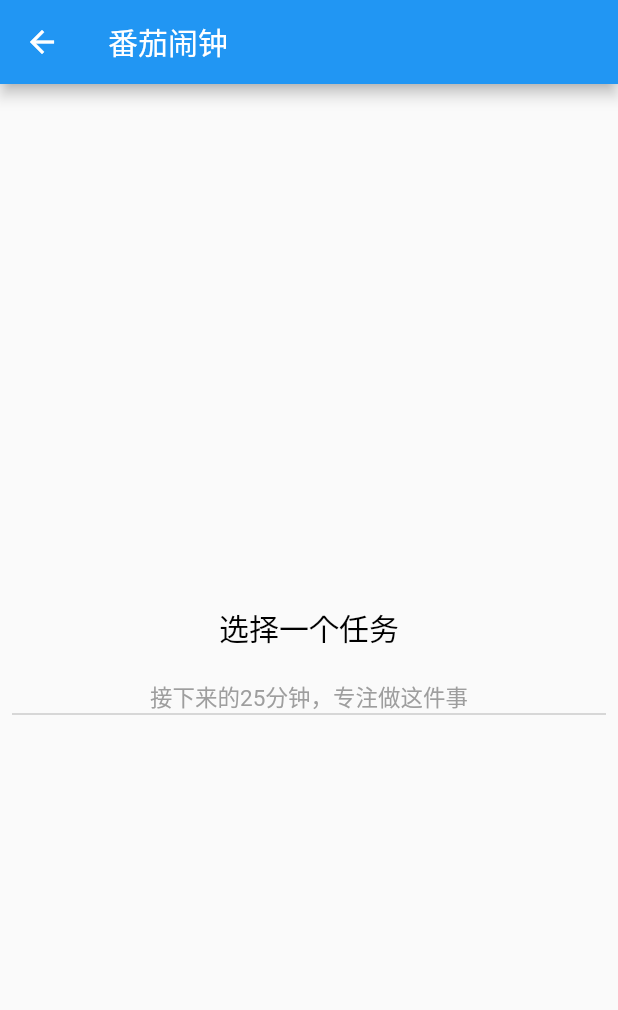
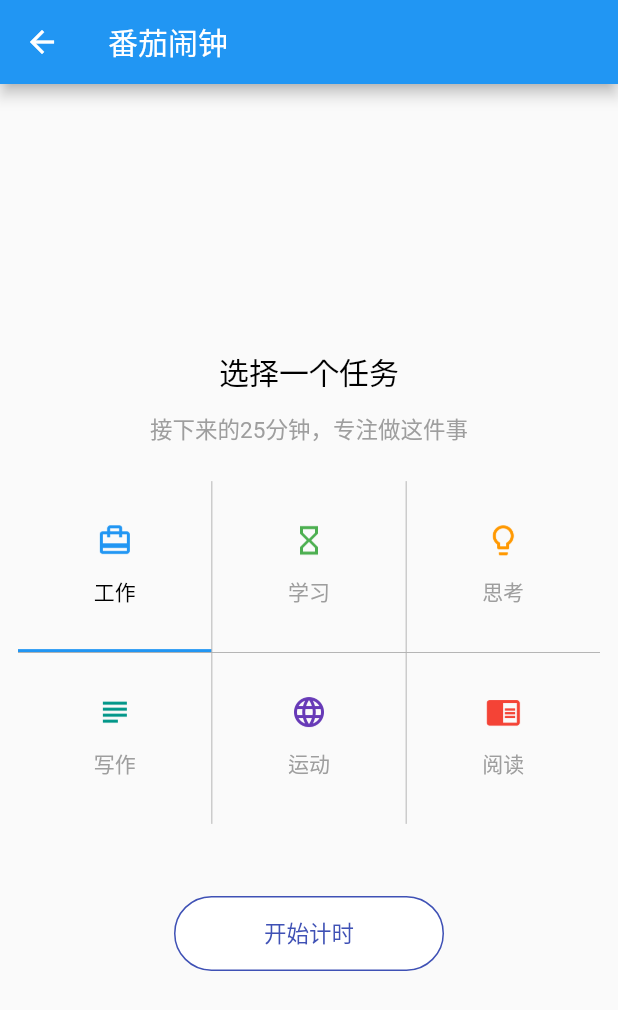
Before and after one commit to shike1116/MLog_Client, a Flutter app: the TomatoStartPage screen opened directly, on a phone screen of 412 x 824 dp. Shown: the top 1010 px of the screen. Run offline on Flutter 3.47's test engine with Material 2 defaults, Android fonts, the phone set to English and light mode, and no system bars.

Commit message:
完成番茄闹钟开始计时界面

```diff
--- a/lib/main.dart
+++ b/lib/main.dart
@@ -99,6 +99,12 @@ class _MyHomePageState extends State<MyHomePage> {
                 new MaterialPageRoute(builder: (context) => new TomatoStartPage()),
               );
             }),
+            buildItem("番茄运行中", (){
+              Navigator.push(
+                context,
+                new MaterialPageRoute(builder: (context) => new TomatoStartPage()),
+              );
+            }),
           ],
         ),
       ),
@@ -119,4 +125,5 @@ class _MyHomePageState extends State<MyHomePage> {
       ),
     );
   }
+
 }
--- a/lib/tomato/tomato_entity.dart
+++ b/lib/tomato/tomato_entity.dart
@@ -1,43 +1,60 @@
+
+import 'dart:ui';
+
+import 'package:flutter/material.dart';
 
 import 'tomato_constant.dart';
 
 class EntityFactory{
-  static List<TomatoTypeItem> builDefaultTypeList(){
+  static List<TomatoTypeItem> buildDefaultTypeList(){
     List<TomatoTypeItem> list = new List();
     list.add(
         TomatoTypeItem()
           ..type = TomatoConstant.TYPE_WORK
           ..title = "工作"
+          ..color = Colors.blue
+          ..icon = "images/ic_work.png"
+
     );
 
     list.add(
         TomatoTypeItem()
           ..type = TomatoConstant.TYPE_STUDY
           ..title = "学习"
+          ..color = Colors.green
+          ..icon = "images/ic_study.png"
     );
 
     list.add(
         TomatoTypeItem()
           ..type = TomatoConstant.TYPE_THINK
           ..title = "思考"
+          ..color = Colors.orange
+          ..icon = "images/ic_think.png"
     );
 
     list.add(
         TomatoTypeItem()
           ..type = TomatoConstant.TYPE_WRITE
           ..title = "写作"
+          ..color = Colors.teal
+          ..icon = "images/ic_write.png"
     );
 
     list.add(
         TomatoTypeItem()
           ..type = TomatoConstant.TYPE_SPORT
           ..title = "运动"
+          ..color = Colors.deepPurple
+          ..icon = "images/ic_sport.png"
     );
 
     list.add(
         TomatoTypeItem()
           ..type = TomatoConstant.TYPE_READ
           ..title = "阅读"
+          ..color = Colors.red
+          ..icon = "images/ic_read.png"
     );
     return list;
   }
@@ -48,5 +65,5 @@ class TomatoTypeItem{
   int type;
   String icon;
   String title;
-
+  Color color;
 }
--- a/lib/tomato/tomato_start_page.dart
+++ b/lib/tomato/tomato_start_page.dart
@@ -20,7 +20,14 @@ class TomatoStartPage extends StatelessWidget {
       children: <Widget>[
         buildTitle(),
         buildTip(),
-        buildLine()
+        Padding(
+          padding: const EdgeInsets.only(left: 12, right: 12, top: 24 ,bottom: 24),
+          child: new SelectTypeWidget(),
+        ),
+        Padding(
+          padding: const EdgeInsets.only(top: 24),
+          child: buildStartButton(),
+        )
       ],
     );
   }
@@ -39,7 +46,7 @@ class TomatoStartPage extends StatelessWidget {
 
   Widget buildTip(){
     return Padding(
-      padding: const EdgeInsets.only(top:20.0),
+      padding: const EdgeInsets.only(top:12.0),
       child: Center(
         child: new Text(
           "接下来的25分钟，专注做这件事",
@@ -61,24 +68,130 @@ class TomatoStartPage extends StatelessWidget {
       ),
     );
   }
+
+  Widget buildStartButton(){
+    return Container(
+      //设置 child 居中
+      alignment: Alignment(0, 0),
+      height: 50,
+      width: 180,
+      //边框设置
+      decoration: new BoxDecoration(
+        //背景
+        color: Colors.white,
+        //设置四周圆角 角度
+        borderRadius: BorderRadius.all(Radius.circular(50.0)),
+        //设置四周边框
+        border: new Border.all(width: 1, color: Colors.indigo),
+      ),
+      child: Text(
+          "开始计时",
+          style: TextStyle(
+            color: Colors.indigo,
+            fontSize: 15
+          )
+      ),
+    );
+//    return Center(
+//      child: SizedBox(
+//        height: 100,
+//        width: 300,
+//        child: new GestureDetector(
+//          onTap: (){
+//            //todo
+//          },
+//          behavior: HitTestBehavior.opaque,
+//          child: new Text("开始记时"),
+//        ),
+//      ),
+//    );
+  }
 }
 class SelectTypeWidget extends StatefulWidget {
+  int selectIndex = 0;
   @override
   _SelectTypeWidgetState createState() => _SelectTypeWidgetState();
 }
 
 class _SelectTypeWidgetState extends State<SelectTypeWidget> {
-  int selectIndex = 0;
-  List<TomatoTypeItem> list = EntityFactory.builDefaultTypeList();
+
+  List<TomatoTypeItem> list = EntityFactory.buildDefaultTypeList();
+  int rowNumber = 3;
   @override
   Widget build(BuildContext context) {
-    return Container();
+    List<Widget> columnChilds = new List();
+    List<Widget> rowChilds = new List();
+    for (int i = 0; i < list.length; i++) {
+
+      rowChilds.add(
+          new Expanded(
+            child: new Container(
+                height: 114,
+                child: buildItem(list[i], i == widget.selectIndex, i),
+              ),
+            flex: 1,
+          )
+      );
+
+      if((i + 1 ) % rowNumber == 0 ){
+        columnChilds.add(new Row(
+          children: rowChilds,
+        ));
+
+        if(i + 1 != list.length ){
+          columnChilds.add(new Container(
+            height: 0.5,
+            color: Colors.grey,
+          ));
+        }
+        rowChilds = new List();
+      }else{
+        rowChilds.add(new Container(
+          width: 0.5,
+          height: 114,
+          color: Colors.grey,
+        ));
+      }
+    }
+    return Column(
+      children: columnChilds,
+      mainAxisSize: MainAxisSize.min,
+    );
   }
 
-//  Widget buildItem(TomatoTypeItem item){
-//    return new
-//  }
+  Widget buildItem(TomatoTypeItem item, bool isSelected, int index){
+    return GestureDetector(
+      onTap: (){
+        setState(() {
+          widget.selectIndex = index;
+        });
+      },
+      behavior: HitTestBehavior.opaque,
+      child: Column(
+        children: <Widget>[
 
-
+          new Expanded(
+            child: new Container(),
+            flex: 1,
+          ),
+          new Image.asset(item.icon, height: 24, width: 24, color: item.color,),
+          new SizedBox(height: 12),
+          new Text(item.title,
+            style: TextStyle(
+              color: isSelected ? Colors.black : Colors.grey,
+            ),
+          ),
+          new Expanded(
+            child: new Container(),
+            flex: 1,
+          ),
+          new Container(
+            height: 2,
+            color: isSelected ?  item.color : Colors.transparent,
+          )
+        ],
+      ),
+    );
+  }
 
 }
```
Also changed, not shown: lib/tomato/tomato_running_page.dart (added, +64 -0 lines), pubspec.yaml (+7 -1 lines), images/ic_read.png (added), images/ic_sport.png (added), images/ic_study.png (added), images/ic_think.png (added), images/ic_work.png (added), images/ic_write.png (added).
